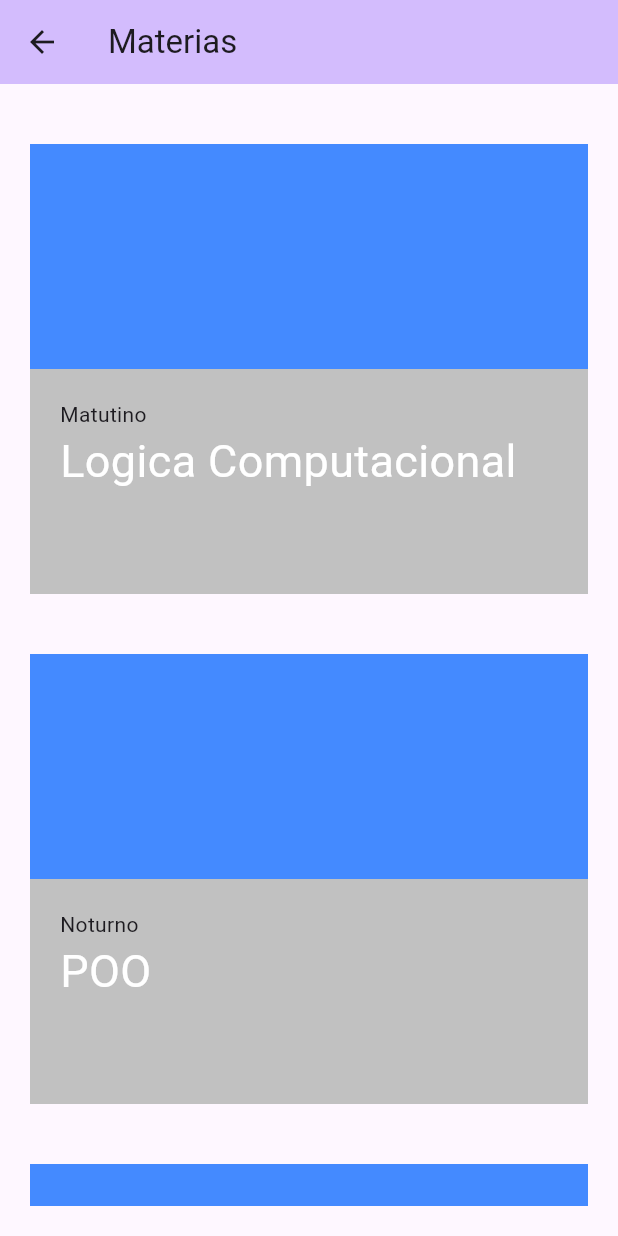
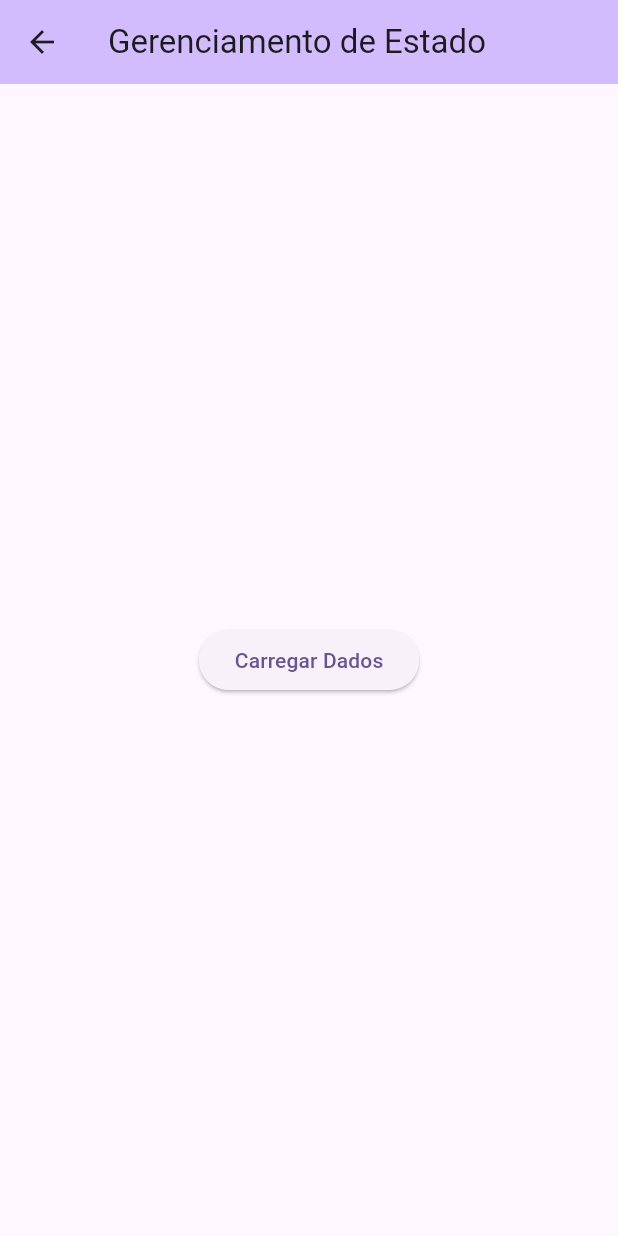
Before and after one commit to samueloliveiravs/shawn_app, a Flutter app: the screen it shows after launch, on a phone screen of 412 x 824 dp. Run offline on Flutter 3.47's test engine with Material 3 defaults, Android fonts, the phone set to English and light mode, and no system bars; our stand-ins replace google_fonts, lottie.

Commit message:
Aula 18: Gerenciamento de Estado

```diff
--- /dev/null
+++ b/lib/controllers/fake_api_controller.dart
@@ -0,0 +1,28 @@
+import 'package:flutter/material.dart';
+import 'package:shawn_app/service/fake_api.dart';
+
+class FakeApiController extends ChangeNotifier {
+  final serviceApi = FakeApi();
+
+  bool isLoading = false;
+  String error = "";
+  List<String> dados = [];
+
+  void getData() async {
+    isLoading = true;
+    error = "";
+    notifyListeners();
+
+    try {
+      final response = await serviceApi.fechApi();
+      dados = response;
+      notifyListeners();
+    } catch (e) {
+      error = e.toString();
+      notifyListeners();
+    } finally {
+      isLoading = false;
+      notifyListeners();
+    }
+  }
+}
--- /dev/null
+++ b/lib/pages/lista_fatos_page.dart
@@ -0,0 +1,55 @@
+import 'package:flutter/material.dart';
+import 'package:shawn_app/controllers/fake_api_controller.dart';
+
+class ListaFatosPage extends StatelessWidget {
+  ListaFatosPage({super.key});
+
+  final contollerApi = FakeApiController();
+
+  // @override
+  @override
+  Widget build(BuildContext context) {
+    return ListenableBuilder(
+      listenable: contollerApi,
+      builder: (context, _) {
+        Widget body = Container();
+        if (contollerApi.isLoading) {
+          body = Center(child: CircularProgressIndicator());
+        } else if (contollerApi.error.isNotEmpty) {
+          body = Center(
+            child: Column(
+              children: [
+                Text(contollerApi.error),
+                ElevatedButton(
+                  onPressed: contollerApi.getData,
+                  child: Text("Tente Novamente"),
+                ),
+              ],
+            ),
+          );
+        } else if (contollerApi.dados.isEmpty) {
+          body = Center(
+            child: ElevatedButton(
+              onPressed: contollerApi.getData,
+              child: Text("Carregar Dados"),
+            ),
+          );
+        } else {
+          body = ListView.builder(
+            itemCount: contollerApi.dados.length,
+            itemBuilder: (context, index) {
+              return ListTile(title: Text(contollerApi.dados[index]));
+            },
+          );
+        }
+        return Scaffold(
+          appBar: AppBar(
+            title: Text("Gerenciamento de Estado"),
+            backgroundColor: Theme.of(context).colorScheme.inversePrimary,
+          ),
+          body: body,
+        );
+      },
+    );
+  }
+}
--- a/lib/routes/app_pages.dart
+++ b/lib/routes/app_pages.dart
@@ -1,4 +1,5 @@
 import 'package:flutter/cupertino.dart';
+import 'package:shawn_app/pages/lista_fatos_page.dart';
 import 'package:shawn_app/pages/login_page.dart';
 import 'package:shawn_app/pages/materias_page.dart';
 import 'package:shawn_app/pages/shaw_home.dart';
@@ -8,6 +9,7 @@ class AppPages {
   static Map<String, WidgetBuilder> routes = {
     AppRoutes.home: (context) => LoginPage(),
     AppRoutes.dashboard: (context) => ShawHome(),
-    AppRoutes.materias: (context) => MateriasPage()
+    AppRoutes.materias: (context) => MateriasPage(),
+    AppRoutes.estado: (context) => ListaFatosPage(),
   };
 }
--- a/lib/routes/app_routes.dart
+++ b/lib/routes/app_routes.dart
@@ -2,4 +2,5 @@ class AppRoutes {
   static const String home = "/";
   static const String dashboard = "/dashboard";
   static const String materias = "/materias";
+  static const String estado = "/estado";
 }
--- a/lib/service/fake_api.dart
+++ b/lib/service/fake_api.dart
@@ -1,6 +1,7 @@
 class FakeApi {
   Future<List<String>> fechApi() async {
     await Future.delayed(Duration(seconds: 2));
+    //throw Exception("Falha ao conectar na api");
 
     final List<String> fatos = [
       "Polvos têm três corações.",
--- a/lib/shaw_app.dart
+++ b/lib/shaw_app.dart
@@ -8,7 +8,7 @@ class ShawApp extends StatelessWidget {
   @override
   Widget build(BuildContext context) {
     return MaterialApp(
-      initialRoute: AppRoutes.materias,
+      initialRoute: AppRoutes.estado,
       routes: AppPages.routes,
       debugShowCheckedModeBanner: false,
       theme: ThemeData(colorScheme: .fromSeed(seedColor: Colors.deepPurple)),
```
